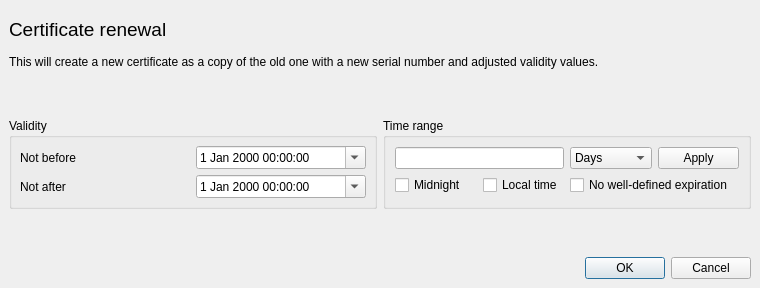
Old version of the form ui/CertExtend.ui in the repository chris2511/xca.
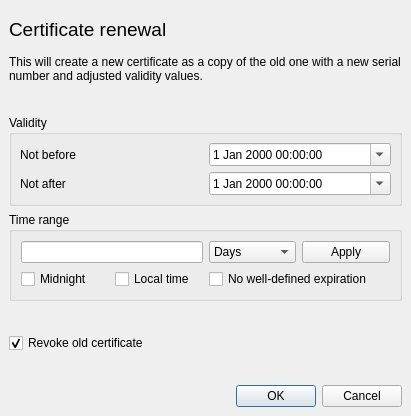
New version of the form. Custom widgets are drawn as their Qt base class.

```diff
--- a/ui/CertExtend.ui
+++ b/ui/CertExtend.ui
@@ -6,8 +6,8 @@
    <rect>
     <x>0</x>
     <y>0</y>
-    <width>760</width>
-    <height>288</height>
+    <width>411</width>
+    <height>416</height>
    </rect>
   </property>
   <layout class="QVBoxLayout" name="verticalLayout">
@@ -95,33 +95,16 @@
     </spacer>
    </item>
    <item>
-    <layout class="QHBoxLayout">
-     <property name="spacing">
-      <number>6</number>
-     </property>
-     <property name="margin">
-      <number>0</number>
-     </property>
-     <item>
       <widget class="QGroupBox" name="groupBox_2">
        <property name="title">
         <string>Validity</string>
        </property>
        <layout class="QVBoxLayout">
-        <property name="spacing">
-         <number>6</number>
-        </property>
         <property name="margin">
          <number>8</number>
         </property>
         <item>
          <layout class="QGridLayout">
-          <property name="margin">
-           <number>0</number>
-          </property>
-          <property name="spacing">
-           <number>6</number>
-          </property>
           <item row="0" column="0">
            <widget class="QLabel" name="TextLabel1_2">
             <property name="text">
@@ -161,8 +144,12 @@
         <string>Time range</string>
        </property>
        <layout class="QGridLayout" name="gridLayout_1">
-        <item row="0" column="0" colspan="2">
-         <widget class="QLineEdit" name="validNumber"/>
+      <item row="1" column="1">
+       <widget class="QCheckBox" name="checkBox">
+        <property name="text">
+         <string>Local time</string>
+        </property>
+       </widget>
         </item>
         <item row="0" column="2">
          <widget class="QComboBox" name="validRange">
@@ -183,27 +170,6 @@
           </item>
          </widget>
         </item>
-        <item row="0" column="3">
-         <widget class="QPushButton" name="applyTime">
-          <property name="text">
-           <string>Apply</string>
-          </property>
-         </widget>
-        </item>
-        <item row="1" column="0">
-         <widget class="QCheckBox" name="midnightCB">
-          <property name="text">
-           <string>Midnight</string>
-          </property>
-         </widget>
-        </item>
-        <item row="1" column="1">
-         <widget class="QCheckBox" name="checkBox">
-          <property name="text">
-           <string>Local time</string>
-          </property>
-         </widget>
-        </item>
         <item row="1" column="2" colspan="2">
          <widget class="QCheckBox" name="noWellDefinedExpDate">
           <property name="text">
@@ -211,10 +177,48 @@
           </property>
          </widget>
         </item>
-       </layout>
-      </widget>
-     </item>
-    </layout>
+      <item row="1" column="0">
+       <widget class="QCheckBox" name="midnightCB">
+        <property name="text">
+         <string>Midnight</string>
+        </property>
+       </widget>
+      </item>
+      <item row="0" column="3">
+       <widget class="QPushButton" name="applyTime">
+        <property name="text">
+         <string>Apply</string>
+        </property>
+       </widget>
+      </item>
+      <item row="0" column="0" colspan="2">
+       <widget class="QLineEdit" name="validNumber"/>
+      </item>
+     </layout>
+    </widget>
+   </item>
+   <item>
+    <spacer name="verticalSpacer">
+     <property name="orientation">
+      <enum>Qt::Vertical</enum>
+     </property>
+     <property name="sizeHint" stdset="0">
+      <size>
+       <width>20</width>
+       <height>2</height>
+      </size>
+     </property>
+    </spacer>
+   </item>
+   <item>
+    <widget class="QCheckBox" name="revoke">
+     <property name="text">
+      <string>Revoke old certificate</string>
+     </property>
+     <property name="checked">
+      <bool>true</bool>
+     </property>
+    </widget>
    </item>
    <item>
     <spacer>
```
Left out of the diff: 24 changed lines with no effect on the pictures. Lines whose indentation alone changed are shown as unchanged.
